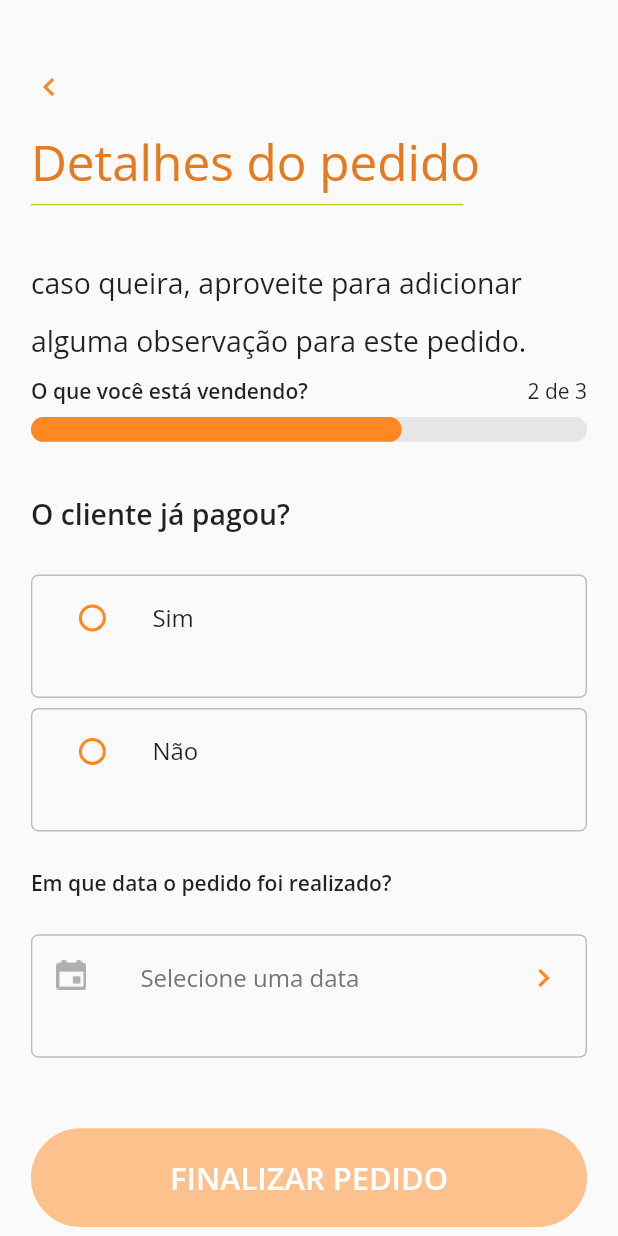
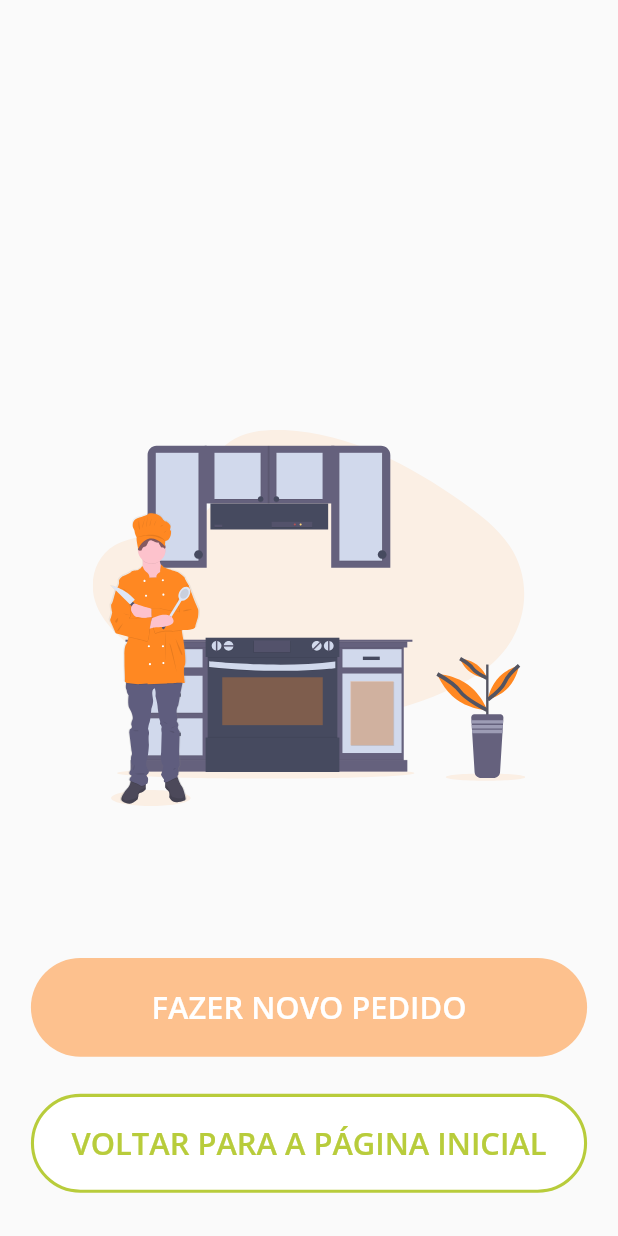
Before and after one commit to fdaniel13/desafio_flutter_mobile, a Flutter app: the ClientOptionsView screen opened by its route, after a tap on "FINALIZAR PEDIDO", on a phone screen of 412 x 824 dp. Run offline on Flutter 3.47's test engine with Material 2 defaults, Android fonts, the phone set to English and light mode, and no system bars; our stand-ins replace flutter_mobx, flutter_svg, google_fonts, mobx, table_calendar; missing offline and left inert: dart:ffi; generated files the repository leaves out were written again.

Commit message:
UI Finalizando Pedido feita

```diff
--- a/lib/main.dart
+++ b/lib/main.dart
@@ -1,6 +1,7 @@
 
 import 'package:desafio_flutter_mobile/pages/clientPage/views/clientOptionsView.dart';
 import 'package:desafio_flutter_mobile/pages/clientPage/views/clientView.dart';
+import 'package:desafio_flutter_mobile/pages/endOrderedPage/views/endOrdered.dart';
 import 'package:desafio_flutter_mobile/pages/homePage/view/historicView/historic.dart';
 import 'package:desafio_flutter_mobile/pages/productPage/productView/productOptionsView.dart';
 import 'package:desafio_flutter_mobile/pages/productPage/productView/productView.dart';
@@ -33,6 +34,7 @@ void main() {
           '/itemOptions':(context)=>ProductOptionsView(),
           '/clientOrdered':(context)=>ClientView(),
           '/clientOptions': (context)=>ClientOptionsView(),
+          '/endOrdered':(context)=>EndOrdered()
 
         },
           home:ClientView(),//LoginView(),//Historic(),//Ordered(),// LoginView(),
--- a/lib/pages/clientPage/views/clientOptionsView.dart
+++ b/lib/pages/clientPage/views/clientOptionsView.dart
@@ -139,8 +139,7 @@ class _ClientOptionsViewState extends State<ClientOptionsView>  with ComponentsP
                         if(cal.selectedDay==DateTime.now()){
                           print('não selecionado');
                         }
-
-
+                        Navigator.of(context).pushReplacementNamed('/endOrdered');
                       },
                         child: Container(
                           width: sizeW*0.9,
--- a/lib/pages/endOrderedPage/views/endOrdered.dart
+++ b/lib/pages/endOrderedPage/views/endOrdered.dart
@@ -1 +1,119 @@
+import 'package:flutter/cupertino.dart';
 import 'package:flutter/material.dart';
+import 'package:flutter_svg/flutter_svg.dart';
+import 'package:google_fonts/google_fonts.dart';
+
+
+
+class EndOrdered extends StatefulWidget {
+  @override
+  _EndOrderedState createState() => _EndOrderedState();
+}
+
+class _EndOrderedState extends State<EndOrdered> {
+  @override
+  Widget build(BuildContext context) {
+    double sizeW =MediaQuery.of(context).size.width;
+    double sizeH = MediaQuery.of(context).size.height;
+
+    return Scaffold(
+      body:SingleChildScrollView(
+          child:Container(
+            height:sizeH,
+            width: sizeW,
+            padding: EdgeInsets.only(right:sizeW*0.05, left:sizeW*0.05 ),
+            color:Color(0xffFAFAFA),
+            child:Stack(
+
+              children: [
+                Center(
+                  child: SizedBox(
+                    width: sizeW*0.7,
+                    height: sizeH*0.4,
+                    child: SvgPicture.asset('images/pedidoFinalizado.svg'),
+                  ),
+                ),
+                Positioned(
+                  bottom: sizeH*0.02,
+                  child: Container(
+                    height: sizeH*0.22,
+                    child: Column(
+                      mainAxisAlignment: MainAxisAlignment.spaceAround,
+                      children: [
+                        InkResponse(onTap: (){
+                          Navigator.of(context).pushReplacementNamed('/itemOrdered');
+
+                        },
+                          child: Container(
+                            width: sizeW*0.9,
+                            height: sizeH*0.08,
+                            decoration: BoxDecoration(
+                              color:Color.fromRGBO(255,136,34,0.5),
+                              borderRadius: BorderRadius.circular(sizeH*0.05),
+                            ),
+                            child: Row(
+                              mainAxisAlignment: MainAxisAlignment.center,
+                              children: [
+                                Text(
+                                  'FAZER NOVO PEDIDO',
+                                  style: GoogleFonts.openSans(
+                                      textStyle: TextStyle(
+                                          fontWeight: FontWeight.w600,
+                                          color: Color(0xffFFFFFF),
+                                          fontSize: sizeH*0.025
+                                      )
+
+                                  ),
+
+                                )
+                              ],
+                            ),
+                          ),
+                        ),
+                        InkResponse(onTap: (){
+
+                          Navigator.of(context).pushReplacementNamed('/historic');
+
+                        },
+                          child: Container(
+                            width: sizeW*0.9,
+                            height: sizeH*0.08,
+                            decoration: BoxDecoration(
+                                color:Colors.white,
+                                borderRadius: BorderRadius.circular(sizeH*0.05),
+                                border: Border.all(
+                                    color: Color(0xffB8CC3B),
+                                    width: sizeW*0.005
+                                )
+                            ),
+                            child: Row(
+                              mainAxisAlignment: MainAxisAlignment.center,
+                              children: [
+                                Text(
+                                  'VOLTAR PARA A PÁGINA INICIAL',
+                                  style: GoogleFonts.openSans(
+                                      textStyle: TextStyle(
+                                          fontWeight: FontWeight.w600,
+                                          color: Color(0xffB8CC3B),
+                                          fontSize: sizeH*0.025
+                                      )
+
+                                  ),
+
+                                )
+                              ],
+                            ),
+                          ),
+                        ),
+                      ],
+                    ),
+                  ),
+                )
+
+              ],
+            )
+          )
+      ),
+    );
+  }
+}
```
